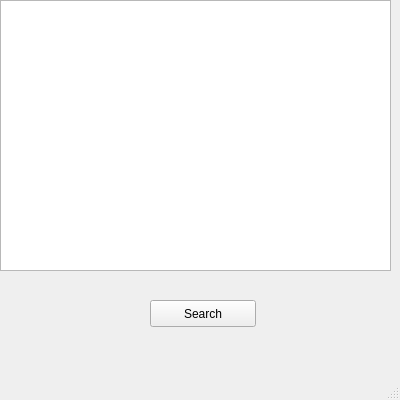
Qt form testUpnp/src/mainWindow.ui (KDE/kopete) before a commit.
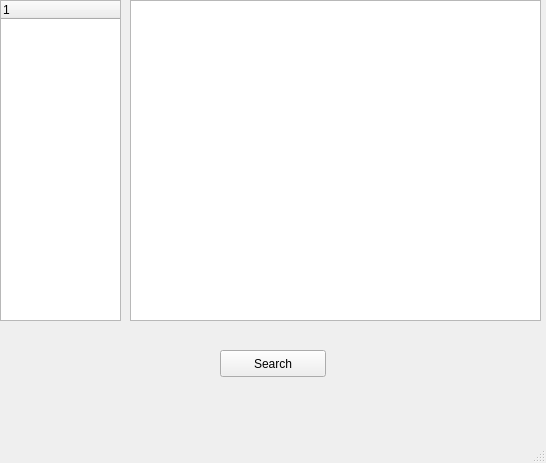
The same form after that commit.

Patch:
```diff
--- a/testUpnp/src/mainWindow.ui
+++ b/testUpnp/src/mainWindow.ui
@@ -5,8 +5,8 @@
    <rect>
     <x>0</x>
     <y>0</y>
-    <width>400</width>
-    <height>400</height>
+    <width>546</width>
+    <height>463</height>
    </rect>
   </property>
   <property name="windowTitle" >
@@ -16,8 +16,8 @@
    <widget class="QPushButton" name="btEnvoi" >
     <property name="geometry" >
      <rect>
-      <x>150</x>
-      <y>300</y>
+      <x>220</x>
+      <y>350</y>
       <width>106</width>
       <height>27</height>
      </rect>
@@ -29,12 +29,27 @@
    <widget class="QTextEdit" name="text_mess" >
     <property name="geometry" >
      <rect>
+      <x>130</x>
+      <y>0</y>
+      <width>411</width>
+      <height>321</height>
+     </rect>
+    </property>
+   </widget>
+   <widget class="QTreeWidget" name="treeDevice" >
+    <property name="geometry" >
+     <rect>
       <x>0</x>
       <y>0</y>
-      <width>391</width>
-      <height>271</height>
+      <width>121</width>
+      <height>321</height>
      </rect>
     </property>
+    <column>
+     <property name="text" >
+      <string>1</string>
+     </property>
+    </column>
    </widget>
   </widget>
   <widget class="QMenuBar" name="menubar" >
```
Left out of the diff: 2 changed lines with no effect on the pictures.
